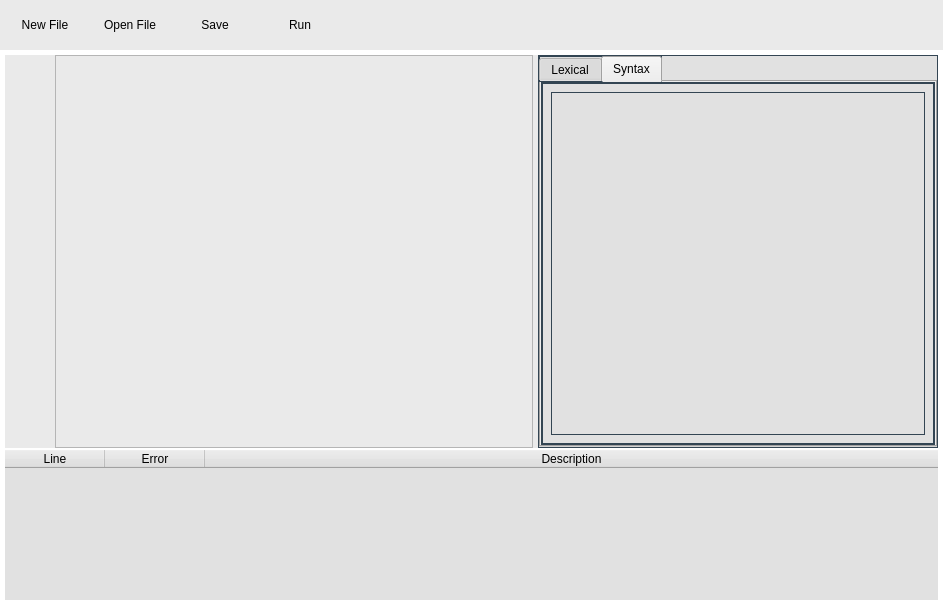
Qt form assets/FightOn.ui (chraem/Fight-On) before a commit.
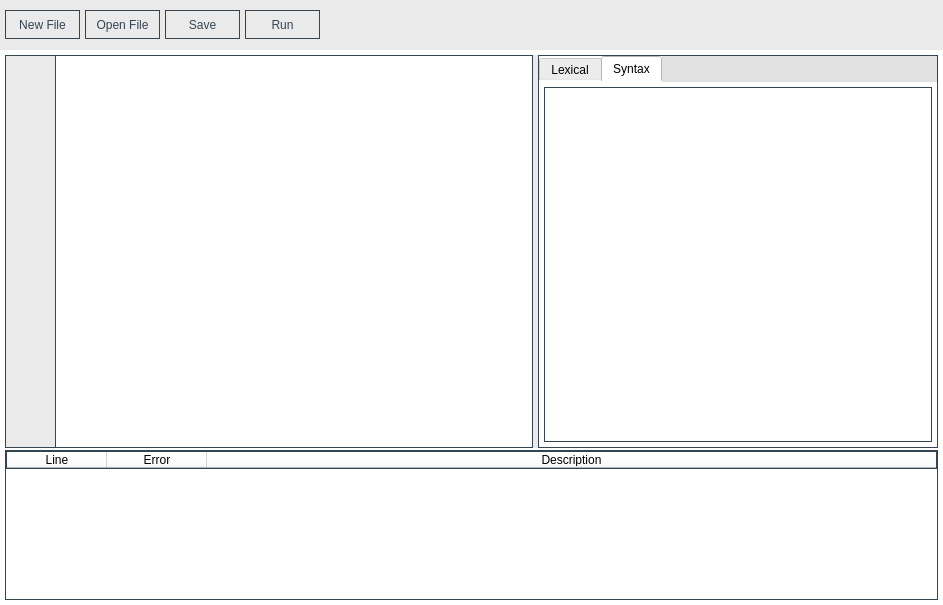
The same form after that commit. The open tabs and pages were chosen to show the change. Icons and pictures are not drawn.

The edit to the form file:
```diff
--- a/assets/FightOn.ui
+++ b/assets/FightOn.ui
@@ -27,6 +27,9 @@
    </size>
   </property>
   <widget class="QWidget" name="centralwidget">
+   <property name="styleSheet">
+    <string notr="true">font: 11pt &quot;assets\MonoSpatial.ttf&quot;;</string>
+   </property>
    <layout class="QGridLayout" name="gridLayout">
     <property name="leftMargin">
      <number>0</number>
@@ -159,8 +162,7 @@
                <property name="styleSheet">
                 <string notr="true">background-color:rgb(234, 234, 234);
 border: 1px solid rgb(51, 69, 83);
-border-right: none;
-font: 11pt &quot;assets\MonoSpatial.ttf&quot;;</string>
+border-right: none;</string>
                </property>
                <property name="frameShape">
                 <enum>QFrame::NoFrame</enum>
@@ -192,8 +194,13 @@
                </property>
                <property name="styleSheet">
                 <string notr="true">background-color: rgb(255, 255, 255);
-border: 1px solid rgb(51, 69, 83);
-font: 11pt &quot;assets\MonoSpatial.ttf&quot;;</string>
+border: 1px solid rgb(51, 69, 83);</string>
+               </property>
+               <property name="frameShape">
+                <enum>QFrame::NoFrame</enum>
+               </property>
+               <property name="frameShadow">
+                <enum>QFrame::Plain</enum>
                </property>
                <property name="lineWrapMode">
                 <enum>QPlainTextEdit::NoWrap</enum>
@@ -247,8 +254,7 @@
                </property>
                <property name="styleSheet">
                 <string notr="true">background-color: rgb(255, 255, 255);
-border-style: none;
-font: 11pt &quot;assets\MonoSpatial.ttf&quot;;</string>
+border-style: none;</string>
                </property>
                <property name="tabPosition">
                 <enum>QTabWidget::North</enum>
@@ -328,8 +334,26 @@
                  <string>Syntax</string>
                 </attribute>
                 <layout class="QGridLayout" name="gridLayout_5">
+                 <property name="leftMargin">
+                  <number>5</number>
+                 </property>
+                 <property name="topMargin">
+                  <number>5</number>
+                 </property>
+                 <property name="rightMargin">
+                  <number>5</number>
+                 </property>
+                 <property name="bottomMargin">
+                  <number>5</number>
+                 </property>
+                 <property name="spacing">
+                  <number>5</number>
+                 </property>
                  <item row="0" column="0">
                   <widget class="QPlainTextEdit" name="syntax_PTE">
+                   <property name="styleSheet">
+                    <string notr="true">border: 1px solid rgb(51, 69, 83);</string>
+                   </property>
                    <property name="frameShape">
                     <enum>QFrame::NoFrame</enum>
                    </property>
@@ -394,8 +418,7 @@
            <widget class="QTableWidget" name="error_Tbl">
             <property name="styleSheet">
              <string notr="true">background-color: rgb(255, 255, 255);
-border: 1px solid rgb(51, 69, 83);
-font: 11pt &quot;assets\MonoSpatial.ttf&quot;;</string>
+border: 1px solid rgb(51, 69, 83);</string>
             </property>
             <property name="frameShape">
              <enum>QFrame::NoFrame</enum>
@@ -415,6 +438,9 @@
             <property name="sortingEnabled">
              <bool>true</bool>
             </property>
+            <property name="wordWrap">
+             <bool>true</bool>
+            </property>
             <attribute name="horizontalHeaderStretchLastSection">
              <bool>true</bool>
             </attribute>
@@ -499,7 +525,6 @@
 	color: rgb(51, 69, 83);
 	background-color:rgb(234, 234, 234);
 	border: 1px solid rgb(51, 69, 83);
-	font: 11pt &quot;assets\MonoSpatial.ttf&quot;;
 }</string>
          </property>
          <property name="text">
@@ -529,7 +554,6 @@
 	color: rgb(51, 69, 83);
 	background-color:rgb(234, 234, 234);
 	border: 1px solid rgb(51, 69, 83);
-	font: 11pt &quot;assets\MonoSpatial.ttf&quot;;
 }</string>
          </property>
          <property name="text">
@@ -559,7 +583,6 @@
 	color: rgb(51, 69, 83);
 	background-color:rgb(234, 234, 234);
 	border: 1px solid rgb(51, 69, 83);
-	font: 11pt &quot;assets\MonoSpatial.ttf&quot;;
 }</string>
          </property>
          <property name="text">
@@ -589,7 +612,6 @@
 	color: rgb(51, 69, 83);
 	background-color:rgb(234, 234, 234);
 	border: 1px solid rgb(51, 69, 83);
-	font: 11pt &quot;assets\MonoSpatial.ttf&quot;;
 }</string>
          </property>
          <property name="text">
```
Left out of the diff: 19 changed lines with no effect on the pictures.
